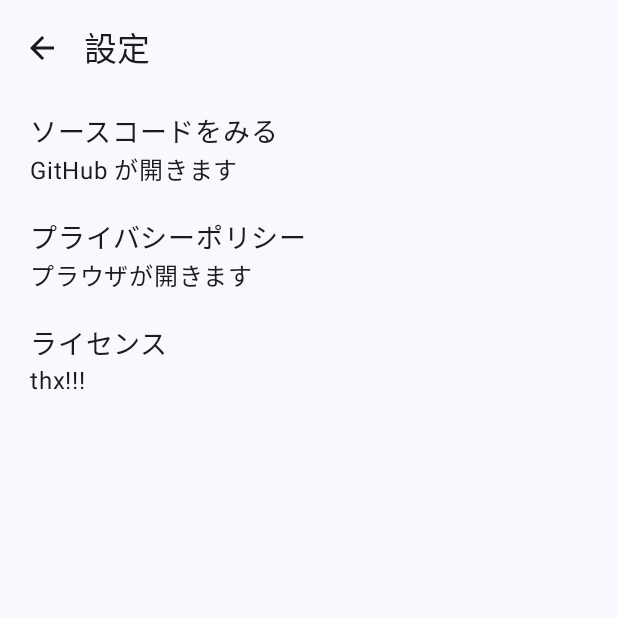
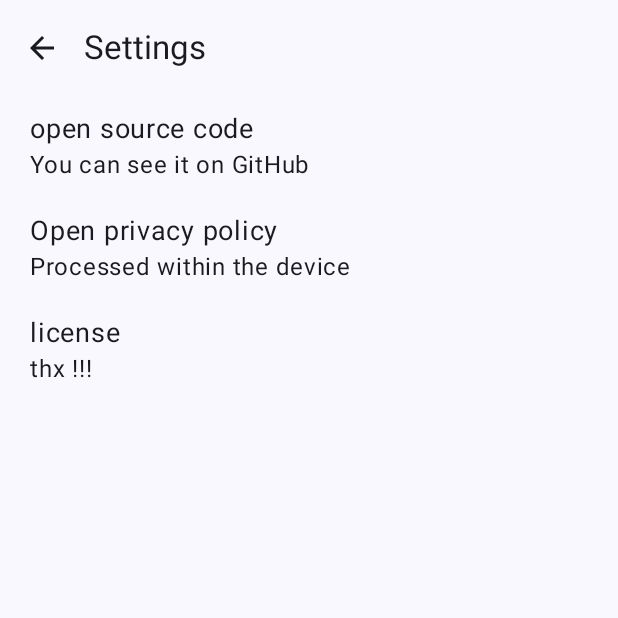
Before and after one commit to takusan23/DougaUnDroid, an Android app built with Jetpack Compose: the SettingScreen screen opened through its navigation route, on a phone screen of 412 x 824 dp, the top half of it. Run offline under Robolectric (Android 15) with nearby library versions, the phone set to English and light mode, and no system bars; 1 statement that could not run was skipped.

Commit message:
ろーからいず

```diff
--- a/app/src/main/java/io/github/takusan23/dougaundroid/DougaUnDroidService.kt
+++ b/app/src/main/java/io/github/takusan23/dougaundroid/DougaUnDroidService.kt
@@ -95,13 +95,13 @@ class DougaUnDroidService : Service() {
         // 通知ちゃんねる無ければ作る
         if (notificationManager.getNotificationChannel(NOTIFICATION_CHANNEL_ID) == null) {
             val channel = NotificationChannelCompat.Builder(NOTIFICATION_CHANNEL_ID, NotificationManagerCompat.IMPORTANCE_LOW).apply {
-                setName("逆再生動画を作るサービス")
+                setName(getString(R.string.service_notification_channel_name))
             }.build()
             notificationManager.createNotificationChannel(channel)
         }
         val notification = NotificationCompat.Builder(this, NOTIFICATION_CHANNEL_ID).apply {
-            setContentTitle(getString(R.string.app_name))
-            setContentText(getString(R.string.app_name))
+            setContentTitle(getString(R.string.service_notification_title))
+            setContentText(getString(R.string.service_notification_description))
             setProgress(10, (currentPosition * 10).toInt(), false)
             setSmallIcon(R.drawable.ic_launcher_foreground)
         }.build()
--- a/app/src/main/java/io/github/takusan23/dougaundroid/ui/components/HelloCard.kt
+++ b/app/src/main/java/io/github/takusan23/dougaundroid/ui/components/HelloCard.kt
@@ -9,10 +9,16 @@ import androidx.compose.material3.OutlinedCard
 import androidx.compose.material3.Text
 import androidx.compose.runtime.Composable
 import androidx.compose.ui.Modifier
+import androidx.compose.ui.res.stringResource
 import androidx.compose.ui.unit.dp
 import androidx.compose.ui.unit.sp
+import io.github.takusan23.dougaundroid.R
 
-/** 端末内で処理されるから安心してねカード */
+/**
+ * 端末内で処理されるから安心してねカード
+ *
+ * @param onSelectClick 動画を選ぶを押したときに呼ばれる
+ */
 @Composable
 fun HelloCard(
     modifier: Modifier = Modifier,
@@ -24,16 +30,16 @@ fun HelloCard(
             verticalArrangement = Arrangement.spacedBy(10.dp)
         ) {
             Text(
-                text = "逆再生の動画を作るアプリです",
+                text = stringResource(id = R.string.hello_message_title),
                 fontSize = 20.sp
             )
-            Text(text = "選択した動画が逆再生になる動画を作成します。逆再生の動画を作成する処理は、端末内で完結します（インターネット接続は不要です。オフラインでも動きます）。")
+            Text(text = stringResource(id = R.string.hello_message_description))
 
             Button(
                 modifier = Modifier.fillMaxWidth(),
                 onClick = onSelectClick
             ) {
-                Text(text = "動画を選ぶ")
+                Text(text = stringResource(id = R.string.select_video))
             }
         }
     }
--- a/app/src/main/java/io/github/takusan23/dougaundroid/ui/screen/LicenseScreen.kt
+++ b/app/src/main/java/io/github/takusan23/dougaundroid/ui/screen/LicenseScreen.kt
@@ -15,6 +15,7 @@ import androidx.compose.material3.TopAppBar
 import androidx.compose.runtime.Composable
 import androidx.compose.ui.Modifier
 import androidx.compose.ui.res.painterResource
+import androidx.compose.ui.res.stringResource
 import androidx.compose.ui.unit.dp
 import androidx.compose.ui.unit.sp
 import io.github.takusan23.dougaundroid.R
@@ -75,7 +76,7 @@ fun LicenseScreen(
     Scaffold(
         topBar = {
             TopAppBar(
-                title = { Text(text = "ライセンス") },
+                title = { Text(text = stringResource(id = R.string.license_screen_title)) },
                 navigationIcon = {
                     IconButton(onClick = onBack) {
                         Icon(painter = painterResource(id = R.drawable.arrow_back_24px), contentDescription = null)
--- a/app/src/main/java/io/github/takusan23/dougaundroid/ui/screen/SettingScreen.kt
+++ b/app/src/main/java/io/github/takusan23/dougaundroid/ui/screen/SettingScreen.kt
@@ -16,6 +16,7 @@ import androidx.compose.runtime.Composable
 import androidx.compose.ui.Modifier
 import androidx.compose.ui.platform.LocalContext
 import androidx.compose.ui.res.painterResource
+import androidx.compose.ui.res.stringResource
 import androidx.compose.ui.unit.dp
 import androidx.compose.ui.unit.sp
 import androidx.core.net.toUri
@@ -44,7 +45,7 @@ fun SettingScreen(
     Scaffold(
         topBar = {
             TopAppBar(
-                title = { Text(text = "設定") },
+                title = { Text(text = stringResource(id = R.string.setting_screen_title)) },
                 navigationIcon = {
                     IconButton(onClick = onBack) {
                         Icon(painter = painterResource(id = R.drawable.arrow_back_24px), contentDescription = null)
@@ -57,8 +58,8 @@ fun SettingScreen(
 
             item {
                 SettingItem(
-                    title = "ソースコードをみる",
-                    description = "GitHub が開きます",
+                    title = stringResource(id = R.string.setting_open_source_code_title),
+                    description = stringResource(id = R.string.setting_open_source_code_description),
                     onClick = {
                         val intent = Intent(Intent.ACTION_VIEW, GitHubUrl.toUri())
                         context.startActivity(intent)
@@ -68,8 +69,8 @@ fun SettingScreen(
 
             item {
                 SettingItem(
-                    title = "プライバシーポリシー",
-                    description = "プラウザが開きます",
+                    title = stringResource(id = R.string.setting_open_privacy_policy_title),
+                    description = stringResource(id = R.string.setting_open_privacy_policy_description),
                     onClick = {
                         val intent = Intent(Intent.ACTION_VIEW, PrivacyPolicyUrl.toUri())
                         context.startActivity(intent)
@@ -79,8 +80,8 @@ fun SettingScreen(
 
             item {
                 SettingItem(
-                    title = "ライセンス",
-                    description = "thx!!!",
+                    title = stringResource(id = R.string.setting_license_title),
+                    description = stringResource(id = R.string.setting_license_description),
                     onClick = { onNavigate(MainScreenPaths.License) }
                 )
             }
--- a/app/src/main/res/values/strings.xml
+++ b/app/src/main/res/values/strings.xml
@@ -1,4 +1,31 @@
 <resources>
     <string name="app_name">DougaUnDroid</string>
     <string name="home_screen_button_select_video">Choose a video</string>
+    <string name="setting_screen_title">Settings</string>
+    <string name="setting_open_source_code_title">open source code</string>
+    <string name="setting_open_source_code_description">You can see it on GitHub</string>
+    <string name="setting_open_privacy_policy_title">Open privacy policy</string>
+    <string name="setting_open_privacy_policy_description">Processed within the device</string>
+    <string name="setting_license_title">license</string>
+    <string name="setting_license_description">thx !!!</string>
+    <string name="license_screen_title">License</string>
+    <string name="progress_screen_title">Progress</string>
+    <string name="progress_message_title">I am creating a video that plays in reverse.</string>
+    <string name="progress_message_description">It will take some time. Don\'t worry, the process will continue even if you leave the app.</string>
+    <string name="progress_cancel">cancel</string>
+    <string name="hello_message_title">This is an app that creates videos that play in reverse.</string>
+    <string name="hello_message_description">
+Creates a video that plays the selected video in reverse.\n
+The process of creating a video for reverse playback is completed within the device.\n
+(No internet connection is required, so no data is sent outside.)</string>
+    <string name="select_video">Select video</string>
+    <string name="select_video_info_title">Selected video</string>
+    <string name="select_video_info_video_title">title</string>
+    <string name="select_video_info_duration">video duration</string>
+    <string name="select_video_re_select">Reselect video</string>
+    <string name="start_button">start processing</string>
+    <string name="start_button_description">It will take some time to create. sorry.</string>
+    <string name="service_notification_channel_name">Service to create reverse playback videos</string>
+    <string name="service_notification_title">Creating a video that plays in reverse</string>
+    <string name="service_notification_description">Creating a reverse video. It will take some time to create.</string>
 </resources>
```
Also changed, not shown: app/src/main/java/io/github/takusan23/dougaundroid/ui/components/InputVideoInfoCard.kt (+12 -5 lines), app/src/main/java/io/github/takusan23/dougaundroid/ui/components/StartButton.kt (+9 -3 lines), app/src/main/java/io/github/takusan23/dougaundroid/ui/screen/ProgressScreen.kt (+5 -4 lines), 1 other file.
